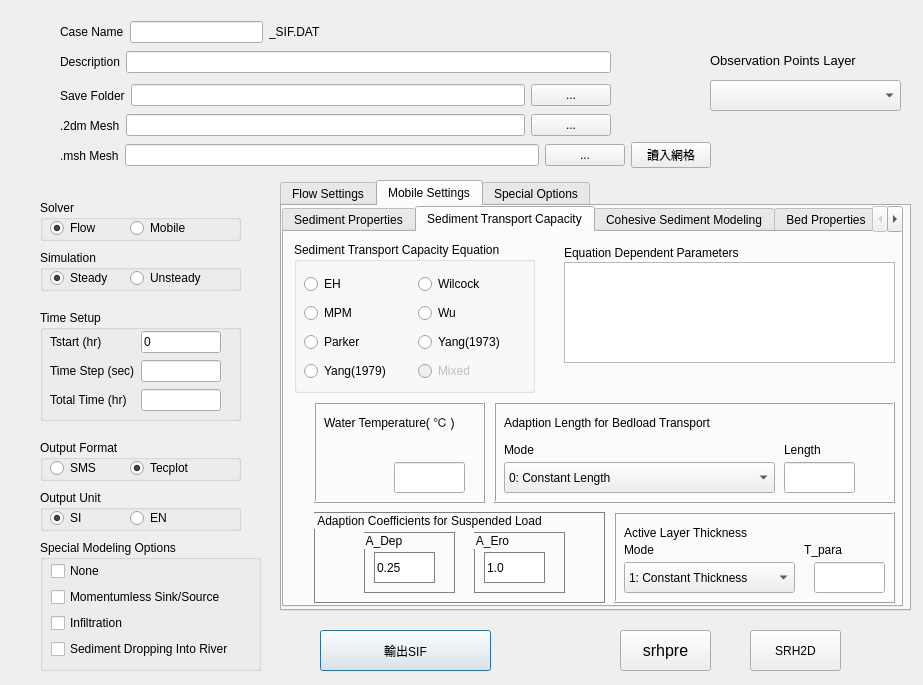
sythenA/MeshBuilder, file srhpre.ui: the form before one commit.
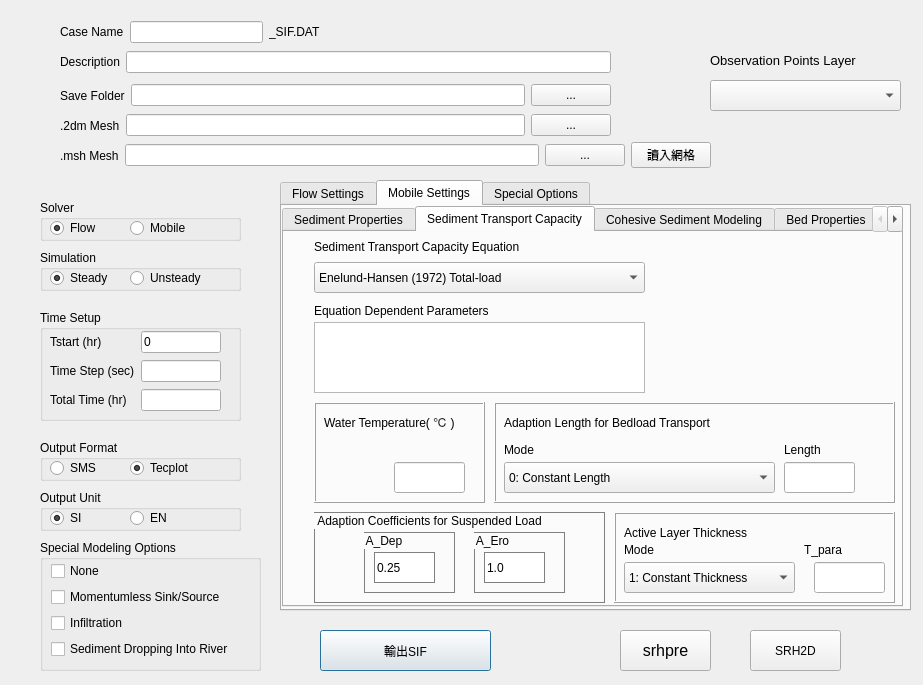
The form after the commit. The open tabs and pages were chosen to show the change.

What changed in the file:
```diff
--- a/srhpre.ui
+++ b/srhpre.ui
@@ -1315,100 +1315,13 @@
       <attribute name="title">
        <string>Sediment Transport Capacity</string>
       </attribute>
-      <widget class="QGroupBox" name="groupBox_10">
-       <property name="geometry">
-        <rect>
-         <x>10</x>
-         <y>10</y>
-         <width>241</width>
-         <height>151</height>
-        </rect>
-       </property>
-       <property name="title">
-        <string>Sediment Transport Capacity Equation</string>
-       </property>
-       <widget class="QWidget" name="gridLayoutWidget">
-        <property name="geometry">
-         <rect>
-          <x>10</x>
-          <y>30</y>
-          <width>221</width>
-          <height>111</height>
-         </rect>
-        </property>
-        <layout class="QGridLayout" name="gridLayout_4" rowstretch="0,0,0,0" columnstretch="0,0">
-         <property name="spacing">
-          <number>7</number>
-         </property>
-         <item row="1" column="1">
-          <widget class="QRadioButton" name="rdoWuEqn">
-           <property name="text">
-            <string>Wu</string>
-           </property>
-          </widget>
-         </item>
-         <item row="2" column="1">
-          <widget class="QRadioButton" name="rdoYan73Eqn">
-           <property name="text">
-            <string>Yang(1973)</string>
-           </property>
-          </widget>
-         </item>
-         <item row="0" column="0">
-          <widget class="QRadioButton" name="rdoEHEqn">
-           <property name="text">
-            <string>EH</string>
-           </property>
-          </widget>
-         </item>
-         <item row="2" column="0">
-          <widget class="QRadioButton" name="rdoParkEqn">
-           <property name="text">
-            <string>Parker</string>
-           </property>
-          </widget>
-         </item>
-         <item row="0" column="1">
-          <widget class="QRadioButton" name="rdoWilEqn">
-           <property name="text">
-            <string>Wilcock</string>
-           </property>
-          </widget>
-         </item>
-         <item row="1" column="0">
-          <widget class="QRadioButton" name="rdoMPMEqn">
-           <property name="text">
-            <string>MPM</string>
-           </property>
-          </widget>
-         </item>
-         <item row="3" column="0">
-          <widget class="QRadioButton" name="rdoYan79Eqn">
-           <property name="text">
-            <string>Yang(1979)</string>
-           </property>
-          </widget>
-         </item>
-         <item row="3" column="1">
-          <widget class="QRadioButton" name="rdoMixedEqn">
-           <property name="enabled">
-            <bool>false</bool>
-           </property>
-           <property name="text">
-            <string>Mixed</string>
-           </property>
-          </widget>
-         </item>
-        </layout>
-       </widget>
-      </widget>
       <widget class="QLabel" name="label_EqnParameter">
        <property name="geometry">
         <rect>
-         <x>280</x>
-         <y>10</y>
+         <x>30</x>
+         <y>70</y>
          <width>211</width>
-         <height>21</height>
+         <height>18</height>
         </rect>
        </property>
        <property name="font">
@@ -1423,10 +1336,10 @@
       <widget class="QTableWidget" name="eqDependentTable">
        <property name="geometry">
         <rect>
-         <x>280</x>
-         <y>30</y>
+         <x>30</x>
+         <y>90</y>
          <width>331</width>
-         <height>101</height>
+         <height>71</height>
         </rect>
        </property>
       </widget>
@@ -1728,6 +1641,99 @@
         </property>
        </widget>
       </widget>
+      <widget class="QComboBox" name="capacityEqnCombo">
+       <property name="geometry">
+        <rect>
+         <x>30</x>
+         <y>30</y>
+         <width>331</width>
+         <height>31</height>
+        </rect>
+       </property>
+       <item>
+        <property name="text">
+         <string>Enelund-Hansen (1972) Total-load</string>
+        </property>
+       </item>
+       <item>
+        <property name="text">
+         <string>Meyer-Peter-Muller (1948) Bed-load</string>
+        </property>
+       </item>
+       <item>
+        <property name="text">
+         <string>Parker (1990) Bed-load</string>
+        </property>
+       </item>
+       <item>
+        <property name="text">
+         <string>Wilcock (2003) Bed-load</string>
+        </property>
+       </item>
+       <item>
+        <property name="text">
+         <string>Wu (2000) Bed material load</string>
+        </property>
+       </item>
+       <item>
+        <property name="text">
+         <string>Yang (1973) Gravel total load</string>
+        </property>
+       </item>
+       <item>
+        <property name="text">
+         <string>Yang (1979) Gravel total load</string>
+        </property>
+       </item>
+       <item>
+        <property name="text">
+         <string>Ackers-White (1973) Total load</string>
+        </property>
+       </item>
+       <item>
+        <property name="text">
+         <string>Rijn (1984) Bed-load</string>
+        </property>
+       </item>
+       <item>
+        <property name="text">
+         <string>Seminara (2002)</string>
+        </property>
+       </item>
+       <item>
+        <property name="text">
+         <string>Bagnold (1980) Bed-load</string>
+        </property>
+       </item>
+       <item>
+        <property name="text">
+         <string>Trinity (Gaeuman et al.(2009) Bed-load)</string>
+        </property>
+       </item>
+       <item>
+        <property name="text">
+         <string>Kuo (1984-1988) Bed-load</string>
+        </property>
+       </item>
+       <item>
+        <property name="text">
+         <string>新增項目</string>
+        </property>
+       </item>
+      </widget>
+      <widget class="QLabel" name="label_44">
+       <property name="geometry">
+        <rect>
+         <x>30</x>
+         <y>4</y>
+         <width>331</width>
+         <height>21</height>
+        </rect>
+       </property>
+       <property name="text">
+        <string>Sediment Transport Capacity Equation</string>
+       </property>
+      </widget>
      </widget>
      <widget class="QWidget" name="tab_8">
       <attribute name="title">
```
Left out of the diff: 23 changed lines with no effect on the pictures.
